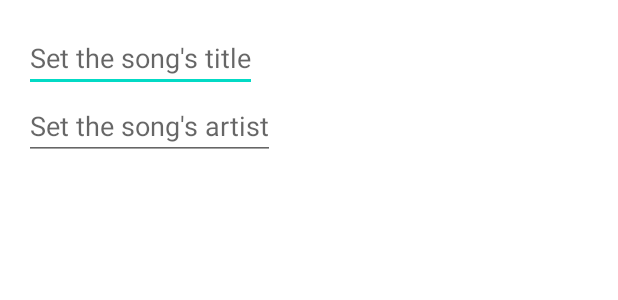
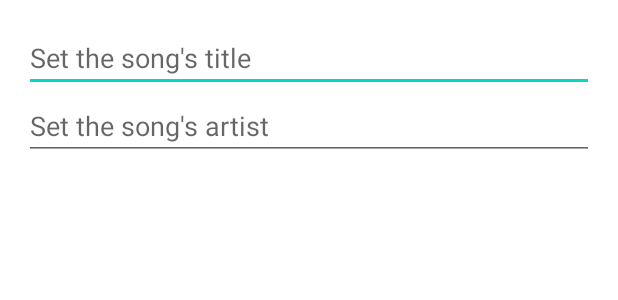
Before and after one commit to Krow10/Lab4-Multimedia, an Android app: the layout cloud_song_edit_metadata_dialog.xml on its own in the app's theme, with its tools: preview values and no code run, on a phone screen of 412 x 824 dp. Shown: the top 300 px of the screen. Run offline under Robolectric (Android 15) with nearby library versions, the phone set to English and light mode, and no system bars.

```diff
--- a/app/src/main/res/layout/cloud_song_edit_metadata_dialog.xml
+++ b/app/src/main/res/layout/cloud_song_edit_metadata_dialog.xml
@@ -7,18 +7,22 @@
 
     <EditText
         android:id="@+id/dialog_edit_metadata_title"
-        android:layout_width="wrap_content"
+        android:layout_width="match_parent"
         android:layout_height="wrap_content"
         app:layout_constraintLeft_toLeftOf="parent"
         app:layout_constraintTop_toTopOf="parent"
-        android:hint="Set the song's title"/>
+        android:hint="Set the song's title"
+        android:maxLines="1"
+        android:maxLength="200"/>
 
     <EditText
         android:id="@+id/dialog_edit_metadata_artist"
-        android:layout_width="wrap_content"
+        android:layout_width="match_parent"
         android:layout_height="wrap_content"
         app:layout_constraintLeft_toLeftOf="parent"
         app:layout_constraintTop_toBottomOf="@id/dialog_edit_metadata_title"
-        android:hint="Set the song's artist"/>
+        android:hint="Set the song's artist"
+        android:maxLines="1"
+        android:maxLength="200"/>
 
 </androidx.constraintlayout.widget.ConstraintLayout>
```
Also changed, not shown: app/src/main/java/com/example/lab4_multimedia/cloud_media_explorer/CloudLibraryContentAdapter.java (+29 -7 lines), app/src/main/java/com/example/lab4_multimedia/cloud_media_explorer/CloudMediaExplorerFragment.java (+26 -1 lines).
